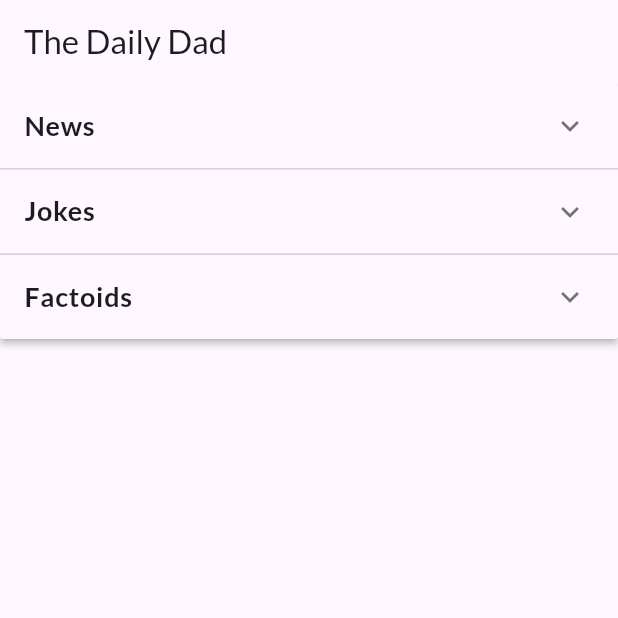
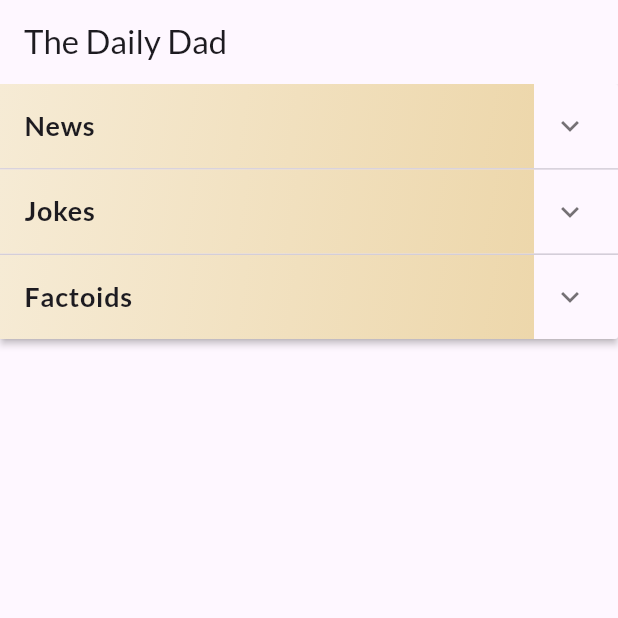
Before and after one commit to scorpiodawg/TheDailyDad, a Flutter app: the screen it shows after launch, on a phone screen of 412 x 824 dp, the top half of it. Run offline on Flutter 3.47's test engine with Material 3 defaults, Android fonts, the phone set to English and light mode, and no system bars; our stand-ins replace flutter_dotenv, google_fonts, html_unescape, shared_preferences; network calls fail.

Commit message:
Refactor HomeScreen to enhance UI with pastel gradients and modular panel building
Updated HomeScreen to utilize a new utility for generating pastel gradients, improving the visual appeal of the expandable panels. Refactored the panel construction into a separate method for better code organization and readability. This change enhances the user experience by providing a more engaging interface for displaying news, jokes, factoids, and other content.

```diff
--- a/lib/screens/home_screen.dart
+++ b/lib/screens/home_screen.dart
@@ -2,6 +2,7 @@ import 'package:flutter/material.dart';
 import 'package:provider/provider.dart';
 import 'package:the_daily_dad/models/news_item.dart';
 import 'package:the_daily_dad/providers/daily_data_provider.dart';
+import 'package:the_daily_dad/utils/color_utils.dart';
 import 'package:the_daily_dad/widgets/trivia_item_widget.dart';
 import 'package:url_launcher/url_launcher.dart';
 
@@ -14,6 +15,13 @@ class HomeScreen extends StatefulWidget {
 
 class _HomeScreenState extends State<HomeScreen> {
   int _expandedIndex = -1;
+  late List<LinearGradient> _gradients;
+
+  @override
+  void initState() {
+    super.initState();
+    _gradients = List.generate(6, (_) => generatePastelGradient());
+  }
 
   @override
   Widget build(BuildContext context) {
@@ -27,6 +35,8 @@ class _HomeScreenState extends State<HomeScreen> {
             return const Center(child: CircularProgressIndicator());
           }
 
+          final panels = _buildPanels(provider);
+
           return RefreshIndicator(
             onRefresh: () => provider.fetchDailyData(forceRefresh: true),
             child: SingleChildScrollView(
@@ -37,19 +47,23 @@ class _HomeScreenState extends State<HomeScreen> {
                     _expandedIndex = isExpanded ? index : -1;
                   });
                 },
-                  children: [
-                    ExpansionPanel(
-                      headerBuilder: (BuildContext context, bool isExpanded) {
-                        return const ListTile(
-                          title: Text(
-                            'News',
-                            style: TextStyle(
-                              fontSize: 18.0,
-                              fontWeight: FontWeight.bold,
+                expandIconColor: Colors.black54,
+                children: panels,
               ),
             ),
           );
         },
+      ),
+    );
+  }
+
+  List<ExpansionPanel> _buildPanels(DailyDataProvider provider) {
+    final List<ExpansionPanel> panels = [];
+    int panelIndex = 0;
+
+    // News Panel
+    panels.add(_buildTitledPanel(
+      title: 'News',
       body: ListView.builder(
         shrinkWrap: true,
         physics: const NeverScrollableScrollPhysics(),
@@ -59,29 +73,17 @@ class _HomeScreenState extends State<HomeScreen> {
           return ListTile(
             title: Text(item.title),
             subtitle: Text(item.description),
-                            onTap: () async {
-                              final uri = Uri.parse(item.link);
-                              if (await canLaunchUrl(uri)) {
-                                await launchUrl(uri);
-                              }
-                            },
+            onTap: () => _launchUrl(item.link),
           );
         },
       ),
-                      isExpanded: _expandedIndex == 0,
-                    ),
-                    ExpansionPanel(
-                      headerBuilder: (BuildContext context, bool isExpanded) {
-                        return const ListTile(
-                          title: Text(
-                            'Jokes',
-                            style: TextStyle(
-                              fontSize: 18.0,
-                              fontWeight: FontWeight.bold,
-                            ),
-                          ),
-                        );
-                      },
+      gradient: _gradients[0],
+      index: panelIndex++,
+    ));
+
+    // Jokes Panel
+    panels.add(_buildTitledPanel(
+      title: 'Jokes',
       body: ListView.builder(
         shrinkWrap: true,
         physics: const NeverScrollableScrollPhysics(),
@@ -89,24 +91,17 @@ class _HomeScreenState extends State<HomeScreen> {
         itemBuilder: (context, index) {
           final item = provider.jokes[index];
           return ListTile(
-                            title: Text(item.joke),
+            title: Text('"${item.joke}"'),
           );
         },
       ),
-                      isExpanded: _expandedIndex == 1,
-                    ),
-                    ExpansionPanel(
-                      headerBuilder: (BuildContext context, bool isExpanded) {
-                        return const ListTile(
-                          title: Text(
-                            'Factoids',
-                            style: TextStyle(
-                              fontSize: 18.0,
-                              fontWeight: FontWeight.bold,
-                            ),
-                          ),
-                        );
-                      },
+      gradient: _gradients[1],
+      index: panelIndex++,
+    ));
+
+    // Factoids Panel
+    panels.add(_buildTitledPanel(
+      title: 'Factoids',
       body: ListView.builder(
         shrinkWrap: true,
         physics: const NeverScrollableScrollPhysics(),
@@ -118,21 +113,14 @@ class _HomeScreenState extends State<HomeScreen> {
           );
         },
       ),
-                      isExpanded: _expandedIndex == 2,
-                    ),
-                    if (provider.wikipediaContent != null)
-                      ExpansionPanel(
-                        headerBuilder: (BuildContext context, bool isExpanded) {
-                          return const ListTile(
-                            title: Text(
-                              'Wikipedia',
-                              style: TextStyle(
-                                fontSize: 18.0,
-                                fontWeight: FontWeight.bold,
-                              ),
-                            ),
-                          );
-                        },
+      gradient: _gradients[2],
+      index: panelIndex++,
+    ));
+
+    // Wikipedia Panel
+    if (provider.wikipediaContent != null) {
+      panels.add(_buildTitledPanel(
+        title: 'Wikipedia',
         body: Column(
           crossAxisAlignment: CrossAxisAlignment.start,
           children: [
@@ -149,8 +137,8 @@ class _HomeScreenState extends State<HomeScreen> {
                 provider.wikipediaContent!.onThisDay
                     .expand((e) => [
                           Text(e.text,
-                                              style: const TextStyle(
-                                                  fontWeight: FontWeight.bold)),
+                              style:
+                                  const TextStyle(fontWeight: FontWeight.bold)),
                           ...e.articles
                         ])
                     .take(5)
@@ -158,21 +146,15 @@ class _HomeScreenState extends State<HomeScreen> {
               ),
           ],
         ),
-                        isExpanded: _expandedIndex == 3,
-                      ),
-                    if (provider.quotes.isNotEmpty)
-                      ExpansionPanel(
-                        headerBuilder: (BuildContext context, bool isExpanded) {
-                          return const ListTile(
-                            title: Text(
-                              'Quotes',
-                              style: TextStyle(
-                                fontSize: 18.0,
-                                fontWeight: FontWeight.bold,
-                              ),
-                            ),
-                          );
-                        },
+        gradient: _gradients[3],
+        index: panelIndex++,
+      ));
+    }
+
+    // Quotes Panel
+    if (provider.quotes.isNotEmpty) {
+      panels.add(_buildTitledPanel(
+        title: 'Quotes',
         body: ListView.builder(
           shrinkWrap: true,
           physics: const NeverScrollableScrollPhysics(),
@@ -185,22 +167,15 @@ class _HomeScreenState extends State<HomeScreen> {
             );
           },
         ),
-                        isExpanded: _expandedIndex ==
-                            (provider.wikipediaContent != null ? 4 : 3),
-                      ),
-                    if (provider.triviaItems.isNotEmpty)
-                      ExpansionPanel(
-                        headerBuilder: (BuildContext context, bool isExpanded) {
-                          return const ListTile(
-                            title: Text(
-                              'Trivia',
-                              style: TextStyle(
-                                fontSize: 18.0,
-                                fontWeight: FontWeight.bold,
-                              ),
-                            ),
-                          );
-                        },
+        gradient: _gradients[4],
+        index: panelIndex++,
+      ));
+    }
+
+    // Trivia Panel
+    if (provider.triviaItems.isNotEmpty) {
+      panels.add(_buildTitledPanel(
+        title: 'Trivia',
         body: ListView.builder(
           shrinkWrap: true,
           physics: const NeverScrollableScrollPhysics(),
@@ -212,17 +187,38 @@ class _HomeScreenState extends State<HomeScreen> {
             );
           },
         ),
-                        isExpanded: _expandedIndex ==
-                            ((provider.wikipediaContent != null ? 1 : 0) +
-                                (provider.quotes.isNotEmpty ? 1 : 0) +
-                                3),
+        gradient: _gradients[5],
+        index: panelIndex++,
+      ));
+    }
+
+    return panels;
+  }
+
+  ExpansionPanel _buildTitledPanel({
+    required String title,
+    required Widget body,
+    required LinearGradient gradient,
+    required int index,
+  }) {
+    return ExpansionPanel(
+      headerBuilder: (BuildContext context, bool isExpanded) {
+        return Container(
+          decoration: BoxDecoration(gradient: gradient),
+          child: ListTile(
+            title: Text(
+              title,
+              style: const TextStyle(
+                fontSize: 18.0,
+                fontWeight: FontWeight.bold,
               ),
-                  ],
             ),
           ),
         );
       },
-        ));
+      body: body,
+      isExpanded: _expandedIndex == index,
+    );
   }
 
   Widget _buildWikipediaSection(
@@ -251,12 +247,7 @@ class _HomeScreenState extends State<HomeScreen> {
                   maxLines: 3,
                   overflow: TextOverflow.ellipsis,
                 ),
-                onTap: () async {
-                  final uri = Uri.parse(item.link);
-                  if (await canLaunchUrl(uri)) {
-                    await launchUrl(uri);
-                  }
-                },
+                onTap: () => _launchUrl(item.link),
               );
             }
             return const SizedBox.shrink();
@@ -265,4 +256,11 @@ class _HomeScreenState extends State<HomeScreen> {
       ),
     );
   }
+
+  Future<void> _launchUrl(String url) async {
+    final uri = Uri.parse(url);
+    if (await canLaunchUrl(uri)) {
+      await launchUrl(uri);
     }
+  }
+}
--- /dev/null
+++ b/lib/utils/color_utils.dart
@@ -0,0 +1,21 @@
+import 'dart:math';
+import 'package:flutter/material.dart';
+
+LinearGradient generatePastelGradient() {
+  final random = Random();
+  final hue = random.nextDouble() * 360;
+  final saturation =
+      0.5 + random.nextDouble() * 0.2; // Low saturation for pastels
+  final lightness =
+      0.85 + random.nextDouble() * 0.1; // High lightness for pastels
+
+  final baseColor = HSLColor.fromAHSL(1.0, hue, saturation, lightness);
+  final lightColor = baseColor.toColor();
+  final darkColor = baseColor.withLightness(lightness - 0.1).toColor();
+
+  return LinearGradient(
+    colors: [lightColor, darkColor],
+    begin: Alignment.topLeft,
+    end: Alignment.bottomRight,
+  );
+}
```
Lines whose indentation alone changed are shown as unchanged.
